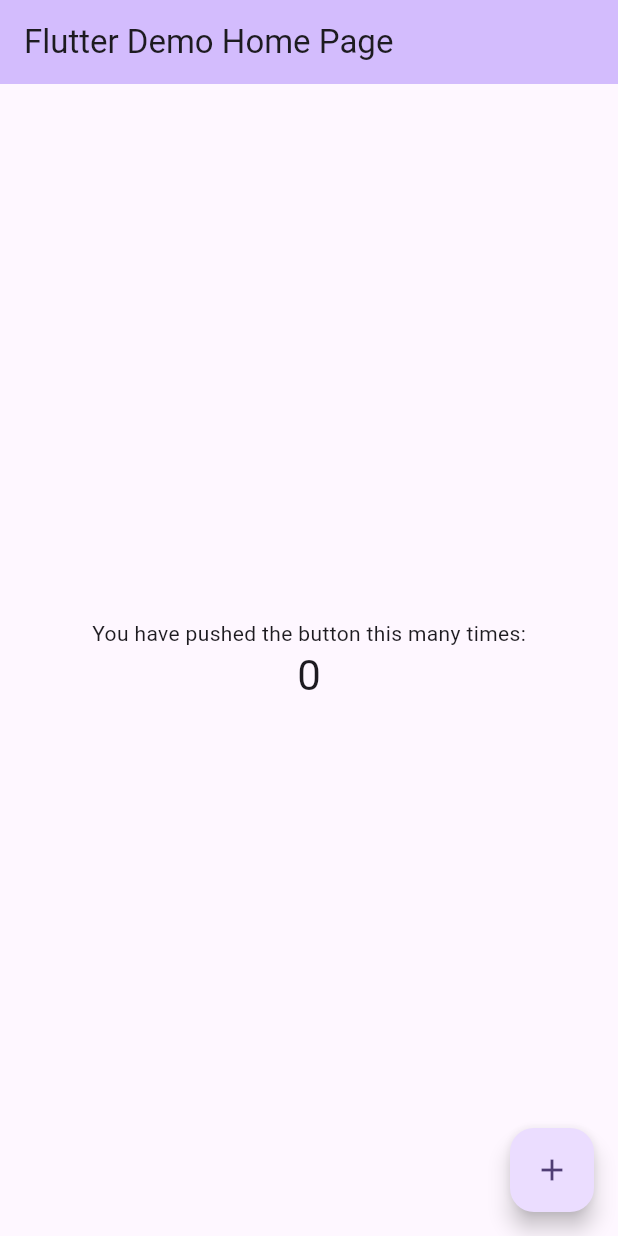
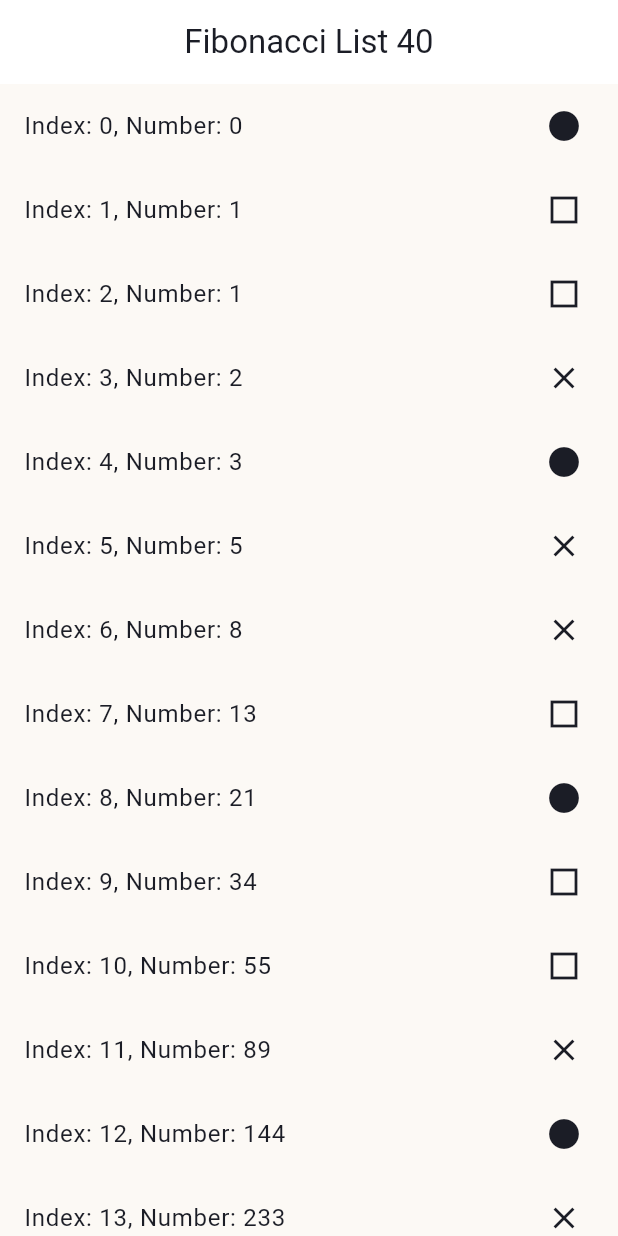
Before and after one commit to PasitDM/assign_fibo_mobile, a Flutter app: the screen it shows after launch, on a phone screen of 412 x 824 dp. Run offline on Flutter 3.47's test engine with Material 3 defaults, Android fonts, the phone set to English and light mode, and no system bars.

Commit message:
feature fibo

```diff
--- /dev/null
+++ b/lib/core/theme/app_colors.dart
@@ -0,0 +1,28 @@
+import 'package:flutter/material.dart';
+
+class AppColors {
+  static const Color primaryColor = Colors.blueGrey;
+  static const Color secondaryColor = Color(0xff9C27B0);
+  static const Color textColor = Color(0xff000000);
+  static const Color lightBG = Color(0xffFCF9F5);
+  static const Color doneColor = Color(0xff25AF5C);
+  static const Color removeColor = Color(0xff25AF5C);
+
+  static const Color white = Color(0xffFFFFFF);
+  static const Color darkBG = Color(0xff1B1D26);
+
+  static const Color red300 = Color(0xffED1C24);
+
+  /// Color Theme
+  static const ColorScheme kColorScheme = ColorScheme(
+    primary: primaryColor,
+    secondary: secondaryColor,
+    surface: Colors.white,
+    error: red300,
+    onPrimary: darkBG,
+    onSecondary: secondaryColor,
+    onSurface: darkBG,
+    onError: white,
+    brightness: Brightness.light,
+  );
+}
--- /dev/null
+++ b/lib/core/theme/app_theme.dart
@@ -0,0 +1,10 @@
+import 'package:flutter/material.dart';
+import 'app_colors.dart';
+
+class AppTheme {
+  static final ThemeData lightTheme = ThemeData(
+    colorScheme: AppColors.kColorScheme,
+    primaryColor: AppColors.primaryColor,
+    scaffoldBackgroundColor: AppColors.lightBG,
+  );
+}
--- /dev/null
+++ b/lib/features/fibo/presentation/models/fibo_model_ui.dart
@@ -0,0 +1,9 @@
+enum FiboType { circle, cross, square }
+
+class FiboModel {
+  final int index;
+  final int value;
+  final FiboType type;
+
+  FiboModel({required this.index, required this.value, required this.type});
+}
--- /dev/null
+++ b/lib/features/fibo/presentation/screens/fibo_screen.dart
@@ -0,0 +1,100 @@
+import 'package:flutter/material.dart';
+import '../../../../core/theme/app_colors.dart';
+import '../models/fibo_model_ui.dart';
+import '../viewmodel/fibo_viewmodel.dart';
+import '../widgets/fibo_list_tile.dart';
+
+class FiboScreen extends StatefulWidget {
+  @override
+  State<FiboScreen> createState() => _FiboScreenState();
+}
+
+class _FiboScreenState extends State<FiboScreen> {
+  final _scrollController = ScrollController();
+  late FiboViewModel viewModel;
+
+  @override
+  void initState() {
+    super.initState();
+    viewModel = FiboViewModel();
+  }
+
+  @override
+  Widget build(BuildContext context) {
+    return Scaffold(
+      appBar: AppBar(title: const Text('Fibonacci List 40'), centerTitle: true),
+      body: Column(
+        children: [
+          Expanded(
+            child: ValueListenableBuilder<List<FiboModel>>(
+              valueListenable: viewModel.mainList,
+              builder: (context, numbers, child) {
+                return ListView.builder(
+                  controller: _scrollController,
+                  itemCount: numbers.length,
+                  itemBuilder: (context, index) {
+                    final fibo = numbers[index];
+
+                    return FiboListTile(
+                      fibonacciNumber: fibo,
+                      isHighlighted: fibo == viewModel.recentRemove.value,
+                      color: AppColors.red300.withValues(alpha: 0.8),
+                      onTap: () {
+                        viewModel.moveToTypeList(fibo);
+                        _showBottomSheet(context, viewModel, fibo.type);
+                      },
+                    );
+                  },
+                );
+              },
+            ),
+          ),
+        ],
+      ),
+    );
+  }
+
+  void _showBottomSheet(BuildContext context, FiboViewModel viewModel, FiboType type) {
+    showModalBottomSheet(
+      context: context,
+      builder: (context) {
+        return ValueListenableBuilder<List<FiboModel>>(
+          valueListenable: _getTypeList(viewModel, type),
+          builder: (context, numbers, child) {
+            return ListView.builder(
+              itemCount: numbers.length,
+              itemBuilder: (context, index) {
+                final fibo = numbers[index];
+
+                return FiboListTile(
+                  fibonacciNumber: fibo,
+                  isHighlighted: fibo == viewModel.recentAdd.value,
+                  onTap: () {
+                    viewModel.removeFromTypeList(fibo);
+                    Navigator.pop(context);
+                    _scrollToItem(viewModel.mainList.value.indexOf(fibo));
+                  },
+                );
+              },
+            );
+          },
+        );
+      },
+    );
+  }
+
+  ValueNotifier<List<FiboModel>> _getTypeList(FiboViewModel viewModel, FiboType type) {
+    switch (type) {
+      case FiboType.circle:
+        return viewModel.circleList;
+      case FiboType.cross:
+        return viewModel.squareList;
+      case FiboType.square:
+        return viewModel.crossList;
+    }
+  }
+
+  void _scrollToItem(int index) {
+    _scrollController.animateTo(index * 56.0, duration: const Duration(seconds: 1), curve: Curves.easeInOut);
+  }
+}
--- /dev/null
+++ b/lib/features/fibo/presentation/viewmodel/fibo_viewmodel.dart
@@ -0,0 +1,58 @@
+import 'package:flutter/material.dart';
+import '../models/fibo_model_ui.dart';
+
+class FiboViewModel {
+  final ValueNotifier<List<FiboModel>> mainList = ValueNotifier(
+    List.generate(41, (i) => FiboModel(index: i, value: _fibonacci(i), type: _getType(_fibonacci(i)))),
+  );
+
+  final ValueNotifier<List<FiboModel>> circleList = ValueNotifier([]);
+  final ValueNotifier<List<FiboModel>> squareList = ValueNotifier([]);
+  final ValueNotifier<List<FiboModel>> crossList = ValueNotifier([]);
+
+  final ValueNotifier<FiboModel?> recentAdd = ValueNotifier(null);
+  final ValueNotifier<FiboModel?> recentRemove = ValueNotifier(null);
+
+  void moveToTypeList(FiboModel number) {
+    mainList.value = mainList.value.where((n) => n != number).toList();
+    switch (number.type) {
+      case FiboType.circle:
+        circleList.value = [...circleList.value, number]..sort((a, b) => a.index.compareTo(b.index));
+        break;
+      case FiboType.cross:
+        squareList.value = [...squareList.value, number]..sort((a, b) => a.index.compareTo(b.index));
+        break;
+      case FiboType.square:
+        crossList.value = [...crossList.value, number]..sort((a, b) => a.index.compareTo(b.index));
+        break;
+    }
+    recentAdd.value = number;
+    recentRemove.value = null;
+  }
+
+  void removeFromTypeList(FiboModel number) {
+    switch (number.type) {
+      case FiboType.circle:
+        circleList.value = circleList.value.where((n) => n != number).toList();
+        break;
+      case FiboType.cross:
+        squareList.value = squareList.value.where((n) => n != number).toList();
+        break;
+      case FiboType.square:
+        crossList.value = crossList.value.where((n) => n != number).toList();
+        break;
+    }
+    mainList.value = [...mainList.value, number]..sort((a, b) => a.index.compareTo(b.index));
+    recentRemove.value = number;
+    recentAdd.value = null;
+  }
+
+  static int _fibonacci(int n) => n < 2 ? n : _fibonacci(n - 1) + _fibonacci(n - 2);
+
+  static FiboType _getType(int num) {
+    var mod = num % 3;
+    if (mod == 0) return FiboType.circle; // 🔵 วงกลม
+    if (mod == 1) return FiboType.square; // 🔳 สี่เหลี่ยม
+    return FiboType.cross; // ❌ กากบาท
+  }
+}
--- /dev/null
+++ b/lib/features/fibo/presentation/widgets/fibo_list_tile.dart
@@ -0,0 +1,39 @@
+import 'package:flutter/material.dart';
+
+import '../models/fibo_model_ui.dart';
+
+class FiboListTile extends StatelessWidget {
+  final FiboModel fibonacciNumber;
+  final bool isHighlighted;
+  final VoidCallback onTap;
+  final Color color;
+
+  const FiboListTile({
+    super.key,
+    required this.fibonacciNumber,
+    required this.isHighlighted,
+    required this.onTap,
+    this.color = Colors.green,
+  });
+
+  @override
+  Widget build(BuildContext context) {
+    return ListTile(
+      title: Text('Index: ${fibonacciNumber.index}, Number: ${fibonacciNumber.value.toString()}'),
+      trailing: Icon(_getIcon(fibonacciNumber.type)),
+      tileColor: isHighlighted ? color : null,
+      onTap: onTap,
+    );
+  }
+
+  IconData _getIcon(FiboType type) {
+    switch (type) {
+      case FiboType.circle:
+        return Icons.circle;
+      case FiboType.cross:
+        return Icons.close;
+      case FiboType.square:
+        return Icons.square_outlined;
+    }
+  }
+}
--- a/lib/main.dart
+++ b/lib/main.dart
@@ -1,101 +1,19 @@
 import 'package:flutter/material.dart';
+import 'core/theme/app_theme.dart';
+import 'features/fibo/presentation/screens/fibo_screen.dart';
 
 void main() {
-  runApp(const MyApp());
+  runApp(MyApp());
 }
 
 class MyApp extends StatelessWidget {
-  const MyApp({super.key});
-
   @override
   Widget build(BuildContext context) {
     return MaterialApp(
-      title: 'Flutter Demo',
-      theme: ThemeData(colorScheme: ColorScheme.fromSeed(seedColor: Colors.deepPurple)),
-      home: const MyHomePage(title: 'Flutter Demo Home Page'),
+      title: 'Assign Fibonacci',
+      debugShowCheckedModeBanner: false,
+      theme: AppTheme.lightTheme,
+      home: FiboScreen(),
     );
   }
 }
-
-class MyHomePage extends StatefulWidget {
-  const MyHomePage({super.key, required this.title});
-
-  // This widget is the home page of your application. It is stateful, meaning
-  // that it has a State object (defined below) that contains fields that affect
-  // how it looks.
-
-  // This class is the configuration for the state. It holds the values (in this
-  // case the title) provided by the parent (in this case the App widget) and
-  // used by the build method of the State. Fields in a Widget subclass are
-  // always marked "final".
-
-  final String title;
-
-  @override
-  State<MyHomePage> createState() => _MyHomePageState();
-}
-
-class _MyHomePageState extends State<MyHomePage> {
-  int _counter = 0;
-
-  void _incrementCounter() {
-    setState(() {
-      // This call to setState tells the Flutter framework that something has
-      // changed in this State, which causes it to rerun the build method below
-      // so that the display can reflect the updated values. If we changed
-      // _counter without calling setState(), then the build method would not be
-      // called again, and so nothing would appear to happen.
-      _counter++;
-    });
-  }
-
-  @override
-  Widget build(BuildContext context) {
-    // This method is rerun every time setState is called, for instance as done
-    // by the _incrementCounter method above.
-    //
-    // The Flutter framework has been optimized to make rerunning build methods
-    // fast, so that you can just rebuild anything that needs updating rather
-    // than having to individually change instances of widgets.
-    return Scaffold(
-      appBar: AppBar(
-        // TRY THIS: Try changing the color here to a specific color (to
-        // Colors.amber, perhaps?) and trigger a hot reload to see the AppBar
-        // change color while the other colors stay the same.
-        backgroundColor: Theme.of(context).colorScheme.inversePrimary,
-        // Here we take the value from the MyHomePage object that was created by
-        // the App.build method, and use it to set our appbar title.
-        title: Text(widget.title),
-      ),
-      body: Center(
-        // Center is a layout widget. It takes a single child and positions it
-        // in the middle of the parent.
-        child: Column(
-          // Column is also a layout widget. It takes a list of children and
-          // arranges them vertically. By default, it sizes itself to fit its
-          // children horizontally, and tries to be as tall as its parent.
-          //
-          // Column has various properties to control how it sizes itself and
-          // how it positions its children. Here we use mainAxisAlignment to
-          // center the children vertically; the main axis here is the vertical
-          // axis because Columns are vertical (the cross axis would be
-          // horizontal).
-          //
-          // TRY THIS: Invoke "debug painting" (choose the "Toggle Debug Paint"
-          // action in the IDE, or press "p" in the console), to see the
-          // wireframe for each widget.
-          mainAxisAlignment: MainAxisAlignment.center,
-          children: <Widget>[
-            const Text('You have pushed the button this many times:'),
-            Text('$_counter', style: Theme.of(context).textTheme.headlineMedium),
-          ],
-        ),
-      ),
-      floatingActionButton: FloatingActionButton(
-        onPressed: _incrementCounter,
-        tooltip: 'Increment',
-        child: const Icon(Icons.add),
-      ), // This trailing comma makes auto-formatting nicer for build methods.
-    );
-  }
-}
```
Also changed, not shown: 1 other file.
